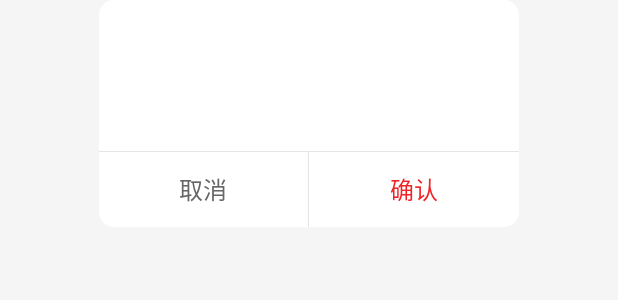
After one commit to dingzuoqiang/BasicProjects, an Android app: the layout lay_custom_dialog.xml on its own in the app's theme, with its tools: preview values and no code run, on a phone screen of 412 x 824 dp. The commit adds this screen. Shown: the top 300 px of the screen. Run offline under Robolectric (Android 15) with nearby library versions, the phone set to English and light mode, and no system bars.

Commit message:
自定义Dialog 工具类:CustomDialogUtils

```diff
--- /dev/null
+++ b/app/src/main/res/drawable/bg_white_radius10_shape.xml
@@ -0,0 +1,9 @@
+<?xml version="1.0" encoding="UTF-8"?>
+
+<shape xmlns:android="http://schemas.android.com/apk/res/android"
+    android:shape="rectangle">
+
+    <solid android:color="@color/white" />
+    <corners android:radius="10dp" />
+
+</shape>
--- /dev/null
+++ b/app/src/main/res/layout/lay_custom_dialog.xml
@@ -0,0 +1,76 @@
+<?xml version="1.0" encoding="utf-8"?>
+<FrameLayout xmlns:android="http://schemas.android.com/apk/res/android"
+    android:layout_width="match_parent"
+    android:layout_height="wrap_content">
+
+    <LinearLayout
+        android:layout_width="280dp"
+        android:layout_height="wrap_content"
+        android:layout_gravity="center"
+        android:background="@drawable/bg_white_radius10_shape"
+        android:orientation="vertical">
+
+        <LinearLayout
+            android:layout_width="match_parent"
+            android:layout_height="wrap_content"
+            android:orientation="vertical"
+            android:layout_marginLeft="25dp"
+            android:layout_marginTop="19dp"
+            android:layout_marginRight="25dp"
+            android:layout_marginBottom="19dp">
+
+            <TextView
+                android:id="@+id/tv_title"
+                style="@style/Text_333_17"
+                android:layout_gravity="center"
+                android:layout_marginTop="6dp"
+                android:layout_marginBottom="6dp"
+                android:text="" />
+
+            <TextView
+                android:id="@+id/tv_content"
+                style="@style/Text_333_15"
+                android:layout_gravity="center"
+                android:layout_marginTop="6dp"
+                android:layout_marginBottom="6dp"
+                android:lineSpacingMultiplier="1.3"
+                android:text="" />
+        </LinearLayout>
+
+        <View
+            android:layout_width="match_parent"
+            android:layout_height="0.5dp"
+            android:background="@color/color_divider" />
+
+        <LinearLayout
+            android:layout_width="match_parent"
+            android:layout_height="50dp"
+            android:orientation="horizontal">
+
+            <TextView
+                android:id="@+id/tv_cancel"
+                style="@style/Text_666_16"
+                android:layout_width="0dp"
+                android:layout_height="match_parent"
+                android:layout_weight="1"
+                android:gravity="center"
+                android:text="@string/cancel" />
+
+            <View
+                android:id="@+id/hLine"
+                android:layout_width="0.5dp"
+                android:layout_height="match_parent"
+                android:background="@color/color_divider" />
+
+            <TextView
+                android:id="@+id/tv_ok"
+                style="@style/Text_red_16"
+                android:layout_width="0dp"
+                android:layout_height="match_parent"
+                android:layout_weight="1"
+                android:gravity="center"
+                android:text="@string/commit" />
+        </LinearLayout>
+    </LinearLayout>
+
+</FrameLayout>
```
Also changed, not shown: app/src/main/java/com/ding/basic/utils/CustomDialogUtils.java (added, +173 -0 lines), app/src/main/res/anim/dialog_in_anim.xml (added, +9 -0 lines), app/src/main/res/anim/dialog_out_anim.xml (added, +9 -0 lines), app/src/main/res/values/styles.xml (+22 -0 lines).
